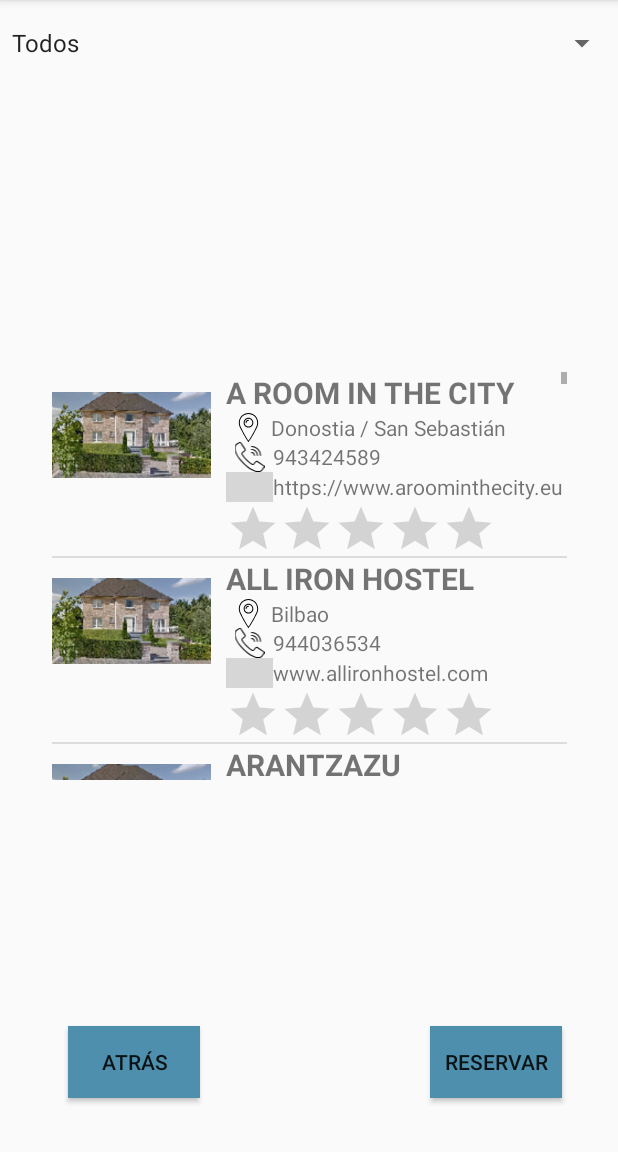
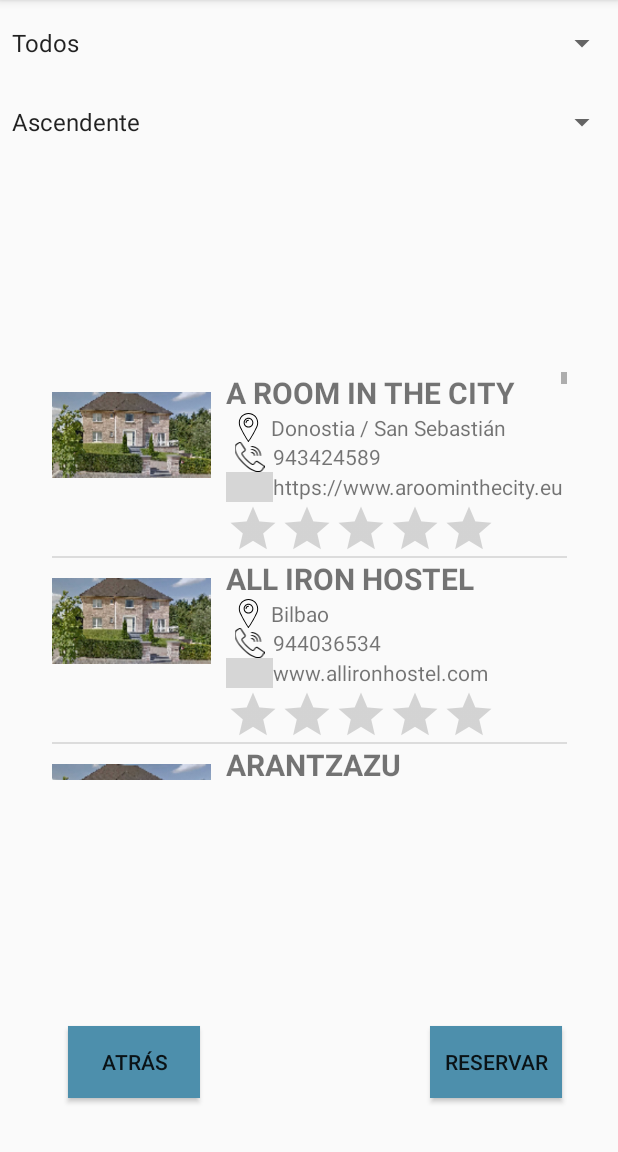
Before and after one commit to SalvaCM/AppMovil, an Android app: the VerAlojamientos screen opened directly, with no data from a screen before it, on a phone screen of 412 x 824 dp, the part 84-1236 px from its top. Run offline under Robolectric (Android 15) with nearby library versions, the phone set to English and light mode, and no system bars; grey boxes are pictures that could not be loaded.

Commit message:
filtro ascendente descendente

```diff
--- a/app/src/main/java/com/example/alojamientoseuskadi/VerAlojamientos.java
+++ b/app/src/main/java/com/example/alojamientoseuskadi/VerAlojamientos.java
@@ -20,6 +20,7 @@
 import java.io.IOException;
 import java.io.InputStream;
 import java.util.ArrayList;
+import java.util.Collections;
 import java.util.List;
 
 public class VerAlojamientos extends AppCompatActivity {
@@ -29,6 +30,8 @@
     public String nombreAlojSelecc;
 
     public String tipoAlojSelecc;
+    public String ascDescSelecc ="Ascendente";
+
     //lista (ListView) personalizado:
     private ListView lvItems;
     private Adaptador adaptador;
@@ -50,6 +53,30 @@
         String[] letra = {"Todos","Albergue","Rural","Camping"};
         spinner.setAdapter(new ArrayAdapter<String>(this, android.R.layout.simple_spinner_item, letra));
 
+        //Spiner para AscDesc:
+        Spinner spinnerAscDesc = (Spinner) findViewById(R.id.spinnerAscDesc);
+        String[] opciones = {"Ascendente","Descendente"};
+        spinnerAscDesc.setAdapter(new ArrayAdapter<String>(this, android.R.layout.simple_spinner_item, opciones));
+
+
+        //Cuando se selecciona AscDesc:
+        spinnerAscDesc.setOnItemSelectedListener(new AdapterView.OnItemSelectedListener() {
+
+            @Override
+            public void onItemSelected(AdapterView<?> adapterView, View view, int pos, long id)
+            {
+                ascDescSelecc = (String) adapterView.getItemAtPosition(pos).toString();
+                Toast.makeText(adapterView.getContext(),
+                        (String) "Seleccionado: " + ascDescSelecc, Toast.LENGTH_SHORT).show();
+
+                //Se cargan los datos de los alojamientos Filtrados por tipo:
+                //GetArrayItemsFiltrado(tipoAlojSelecc);
+            }
+
+            @Override
+            public void onNothingSelected(AdapterView<?> parent)
+            {    }
+        });
         //Cuando se selecciona un tipo de alojamiento:
         spinner.setOnItemSelectedListener(new AdapterView.OnItemSelectedListener() {
 
@@ -96,6 +123,11 @@
                 listItems.add(new Entidad(a.getCodAlojamiento(), R.drawable.imgcasa, a.getNombre(), a.getLocalizacion(),a.getTelefono(), a.getWeb(), a.getDescripcion(), a.getLocalidad(), a.getEmail()));
             }
         }
+
+        if(ascDescSelecc.toString()!="Ascendente"){
+            Collections.reverse(listItems);
+       }
+
         adaptador = new Adaptador(listItems,this);
         lvItems.setAdapter(adaptador);
         return listItems;
--- a/app/src/main/res/layout/activity_ver_alojamientos.xml
+++ b/app/src/main/res/layout/activity_ver_alojamientos.xml
@@ -30,6 +30,15 @@
         app:layout_constraintTop_toTopOf="parent"
         app:layout_constraintVertical_bias="0.022" />
 
+    <Spinner
+        android:id="@+id/spinnerAscDesc"
+        android:layout_width="fill_parent"
+        android:layout_height="wrap_content"
+        app:layout_constraintBottom_toBottomOf="parent"
+        app:layout_constraintStart_toStartOf="parent"
+        app:layout_constraintTop_toTopOf="parent"
+        app:layout_constraintVertical_bias="0.093" />
+
     <ListView
         android:id="@+id/lvItems"
         android:layout_width="343dp"
```
